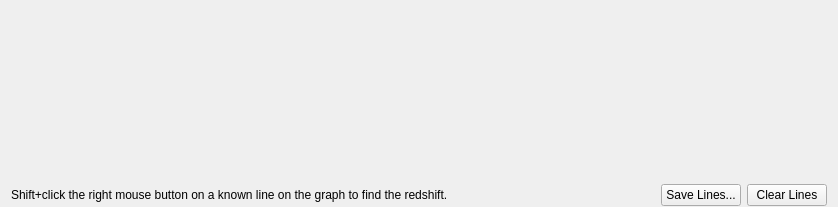
Above: code/display/QtPlotter/LineOverlaysTab.ui from radio-astro/casa before the change. Below: the same form after it.
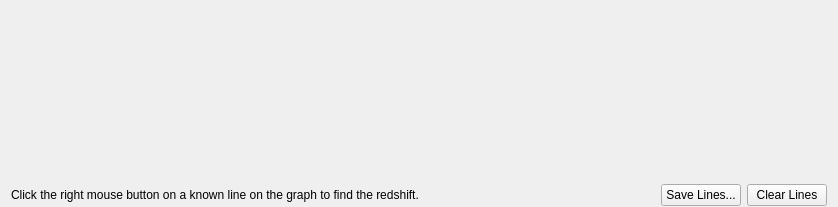
That is the form after the change.

Commit message: New Development: No             JIRA Issue: No         Ready for Test: Yes      Interface Changes: No What Interface Changed: Please list interface changes          Test Programs: List test programs   Put in Release Notes: No              Module(s): Module Names change impacts.            Description: Code clean-up and reorganization.  Rewrite of canvas mouse events to support more user-friendly methods of specifying selection ranges, annotations, channels, etc on the canvas...

```diff
--- a/code/display/QtPlotter/LineOverlaysTab.ui
+++ b/code/display/QtPlotter/LineOverlaysTab.ui
@@ -60,7 +60,7 @@
 &lt;table border=&quot;0&quot; style=&quot;-qt-table-type: root; margin-top:4px; margin-bottom:4px; margin-left:4px; margin-right:4px;&quot;&gt;
 &lt;tr&gt;
 &lt;td style=&quot;border: none;&quot;&gt;
-&lt;p style=&quot; margin-top:0px; margin-bottom:0px; margin-left:0px; margin-right:0px; -qt-block-indent:0; text-indent:0px;&quot;&gt;&lt;span style=&quot; color:#000000;&quot;&gt;Shift+click the right mouse button on a known line on the graph to find the redshift.&lt;/span&gt;&lt;/p&gt;&lt;/td&gt;&lt;/tr&gt;&lt;/table&gt;&lt;/body&gt;&lt;/html&gt;</string>
+&lt;p style=&quot; margin-top:0px; margin-bottom:0px; margin-left:0px; margin-right:0px; -qt-block-indent:0; text-indent:0px;&quot;&gt;&lt;span style=&quot; color:#000000;&quot;&gt;Click the right mouse button on a known line on the graph to find the redshift.&lt;/span&gt;&lt;/p&gt;&lt;/td&gt;&lt;/tr&gt;&lt;/table&gt;&lt;/body&gt;&lt;/html&gt;</string>
        </property>
       </widget>
      </item>
```
The commit also changes 54 other files.
